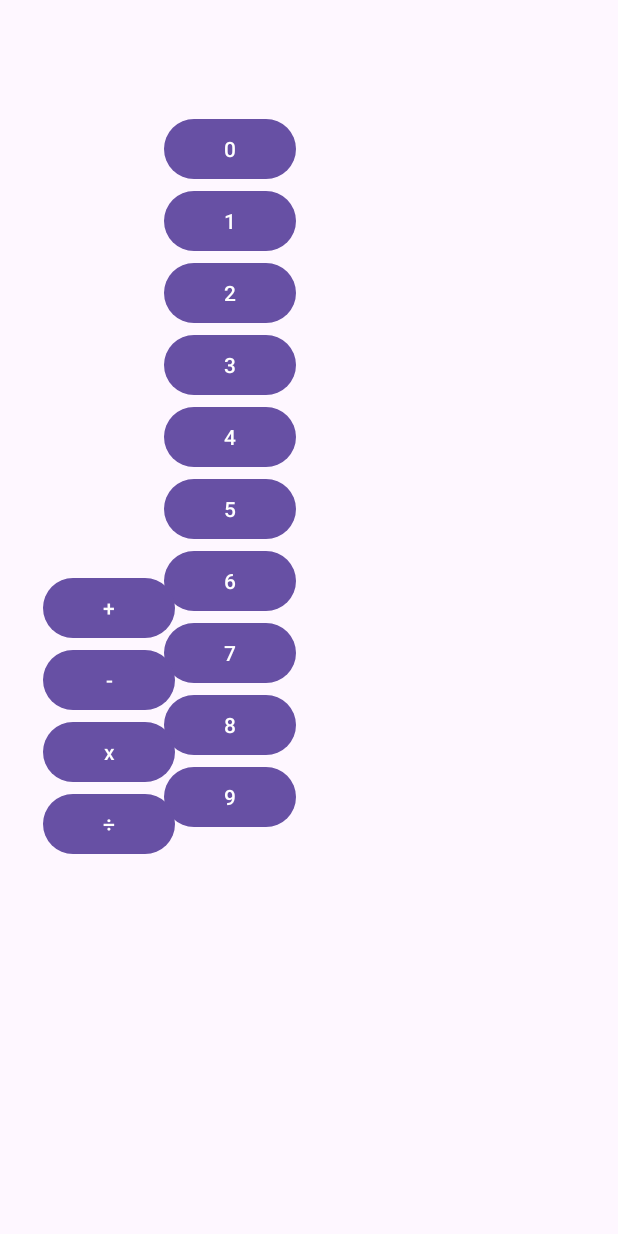
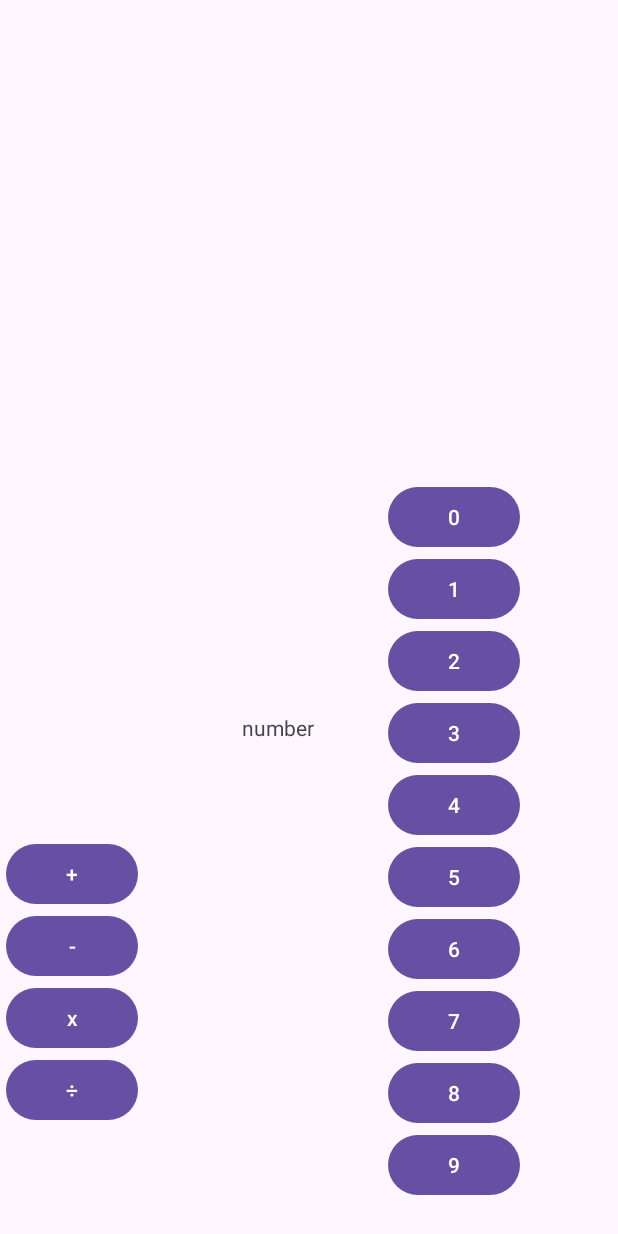
Before and after one commit to Audeiou/Audrey_Leconte_android_project, an Android app: the screen it shows after launch (MainActivity), on a phone screen of 412 x 824 dp. Run offline under Robolectric (Android 15) with nearby library versions, the phone set to English and light mode, and no system bars.

Commit message:
suite affichage

```diff
--- a/TP1/app/src/main/res/layout/activity_main.xml
+++ b/TP1/app/src/main/res/layout/activity_main.xml
@@ -9,14 +9,14 @@
 
     <TableLayout
         android:id="@+id/tableLayout"
-        android:layout_width="290dp"
-        android:layout_height="727dp"
+        android:layout_width="152dp"
+        android:layout_height="503dp"
         app:layout_constraintBottom_toBottomOf="parent"
         app:layout_constraintEnd_toEndOf="parent"
-        app:layout_constraintHorizontal_bias="0.898"
+        app:layout_constraintHorizontal_bias="0.995"
         app:layout_constraintStart_toStartOf="parent"
         app:layout_constraintTop_toTopOf="parent"
-        app:layout_constraintVertical_bias="0.78">
+        app:layout_constraintVertical_bias="1.0">
 
         <TableRow
             android:layout_width="match_parent"
@@ -121,7 +121,7 @@
 
         <TableRow
             android:layout_width="match_parent"
-            android:layout_height="match_parent">
+            android:layout_height="wrap_content">
 
             <Button
                 android:id="@+id/button9"
@@ -132,14 +132,14 @@
     </TableLayout>
 
     <TableLayout
-        android:layout_width="106dp"
-        android:layout_height="352dp"
+        android:layout_width="99dp"
+        android:layout_height="236dp"
         app:layout_constraintBottom_toBottomOf="parent"
         app:layout_constraintEnd_toEndOf="parent"
-        app:layout_constraintHorizontal_bias="0.094"
+        app:layout_constraintHorizontal_bias="0.013"
         app:layout_constraintStart_toStartOf="parent"
         app:layout_constraintTop_toTopOf="parent"
-        app:layout_constraintVertical_bias="0.808">
+        app:layout_constraintVertical_bias="0.95">
 
         <TableRow
             android:layout_width="match_parent"
@@ -186,4 +186,16 @@
                 android:text="\u00F7" />
         </TableRow>
     </TableLayout>
+
+    <TextView
+        android:id="@+id/operation"
+        android:layout_width="wrap_content"
+        android:layout_height="wrap_content"
+        android:text="number"
+        app:layout_constraintBottom_toBottomOf="parent"
+        app:layout_constraintEnd_toEndOf="parent"
+        app:layout_constraintHorizontal_bias="0.444"
+        app:layout_constraintStart_toStartOf="parent"
+        app:layout_constraintTop_toTopOf="parent"
+        app:layout_constraintVertical_bias="0.591" />
 </androidx.constraintlayout.widget.ConstraintLayout>
```
